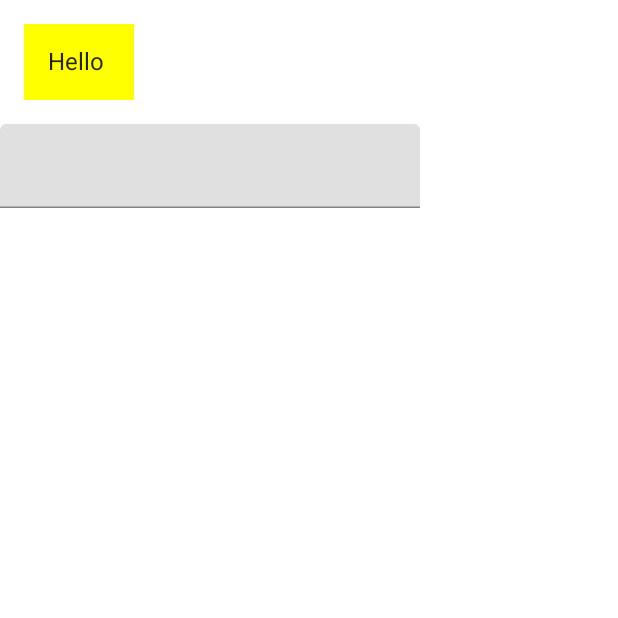
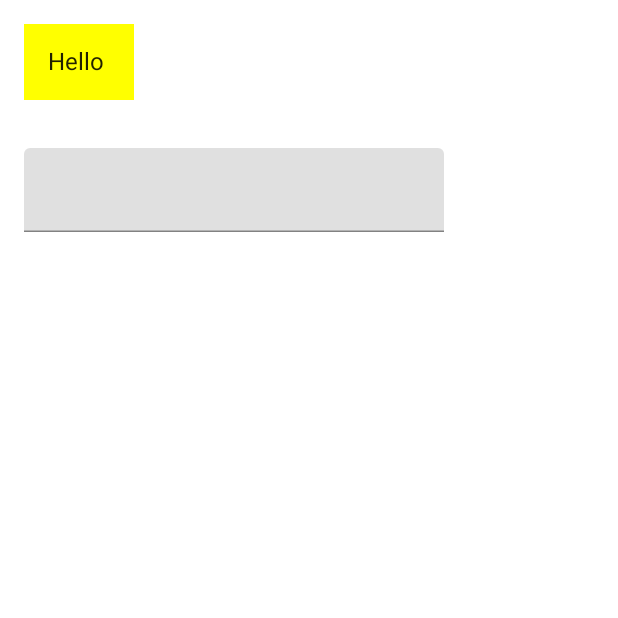
Before and after one commit to Onxi95/KotlinCoffeeMasters, an Android app built with Jetpack Compose: the screen it shows after launch (MainActivity), on a phone screen of 412 x 824 dp, the top half of it. Run offline under Robolectric (Android 15) with nearby library versions, the phone set to English and light mode, and no system bars.

Commit message:
refactor: add padding to text field

```diff
--- a/app/src/main/java/com/thesowa/coffeemasters/MainActivity.kt
+++ b/app/src/main/java/com/thesowa/coffeemasters/MainActivity.kt
@@ -49,6 +49,6 @@ fun FirstComposable() {
             .padding(16.dp))
         TextField(value = name.value, onValueChange = {
             name.value = it
-        })
+        }, modifier = Modifier.padding(16.dp))
     }
 }
```
